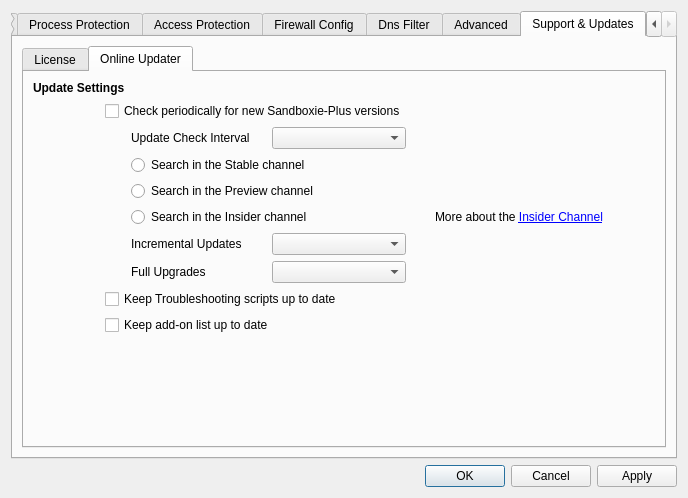
The window that MajorPrivacy/Forms/SettingsWindow.ui (xanasoft/MajorPrivacy) describes before a commit, drawn with Qt 5.
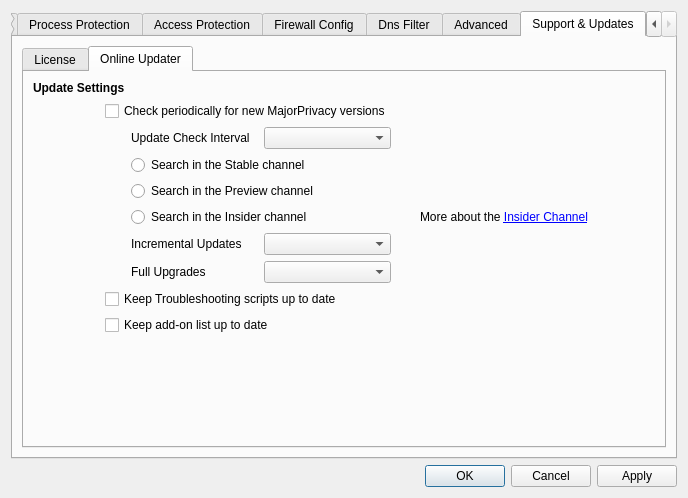
The same window after the commit. The open tabs and pages were chosen to show the change. Icons and pictures are not drawn.

The edit to the form file:
```diff
--- a/MajorPrivacy/Forms/SettingsWindow.ui
+++ b/MajorPrivacy/Forms/SettingsWindow.ui
@@ -1276,7 +1276,7 @@
                <item row="2" column="1" colspan="3">
                 <widget class="QCheckBox" name="chkAutoUpdate">
                  <property name="text">
-                  <string>Check periodically for new Sandboxie-Plus versions</string>
+                  <string>Check periodically for new MajorPrivacy versions</string>
                  </property>
                 </widget>
                </item>
```
